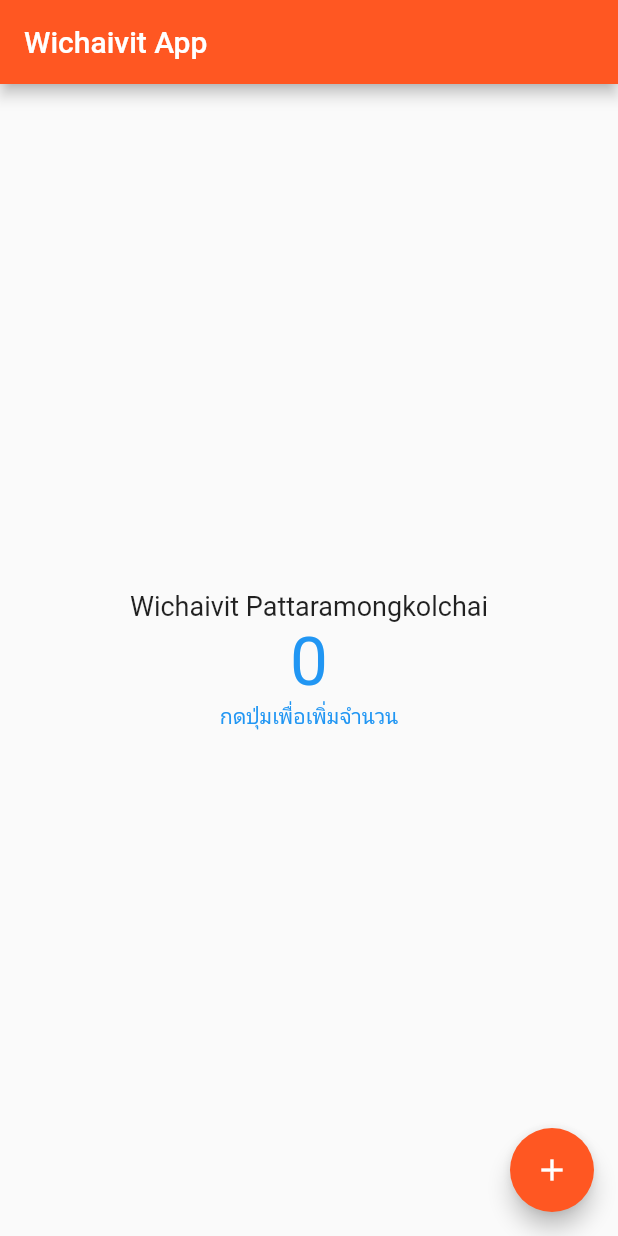
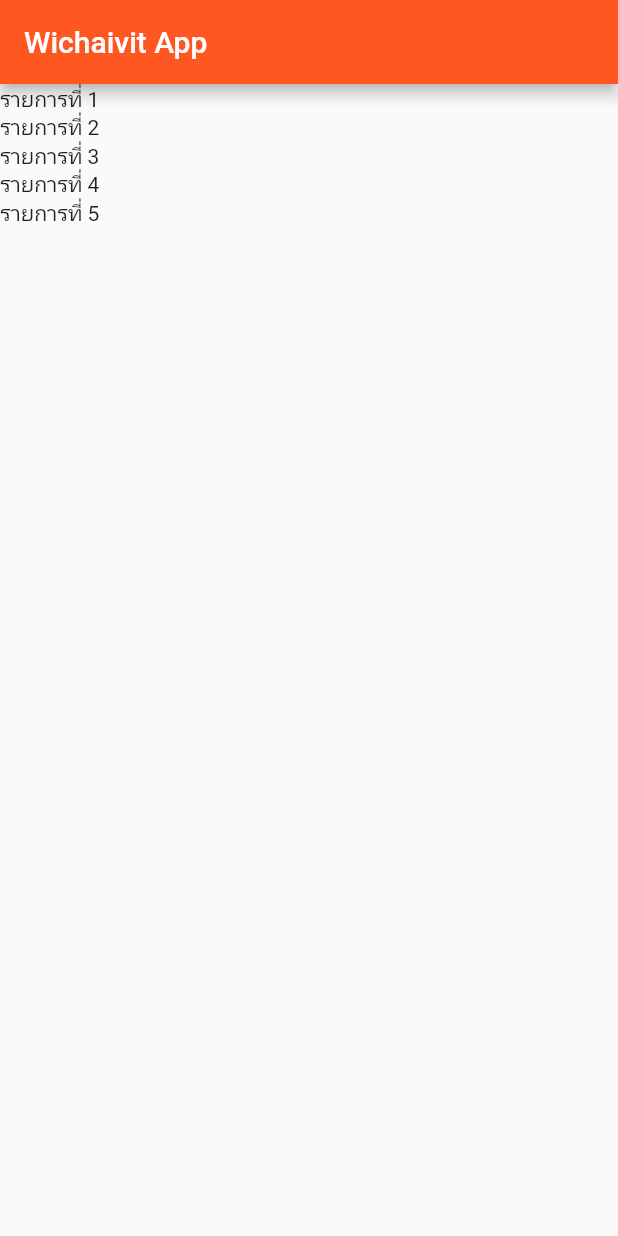
Before and after one commit to dail555/flutter_demo, a Flutter app: the screen it shows after launch, on a phone screen of 412 x 824 dp. Run offline on Flutter 3.47's test engine with Material 2 defaults, Android fonts, the phone set to English and light mode, and no system bars.

```diff
--- a/lib/main.dart
+++ b/lib/main.dart
@@ -32,32 +32,18 @@ class _MyHomePageState extends State<MyHomePage> {
         title: Text("Wichaivit App"),
       ),
       body: Center(
-        child: Column(
-          mainAxisAlignment: MainAxisAlignment.center,
-          children: [
-            Text(
-              "Wichaivit Pattaramongkolchai",
-              style: TextStyle(fontSize: 18),
-            ),
-            Text(
-              number.toString(),
-              style: TextStyle(fontSize: 45, color: Colors.blue),
-            ),
-            Text(
-              "กดปุ่มเพื่อเพิ่มจำนวน",
-              style: TextStyle(fontSize: 14, color: Colors.blue),
-            ),
-          ],
+        child: ListView(
+          children: getData(5),
         ),
-      ),
-      floatingActionButton: FloatingActionButton(
-        onPressed: () {
-          setState(() {
-            number++;
-          });
-        },
-        child: Icon(Icons.add),
       ),
     );
   }
+
+  List<Widget> getData(int count) {
+    List<Widget> data = [];
+    for (var i = 0; i < count; i++) {
+      data.add(Text("รายการที่ ${i + 1}"));
+    }
+    return data;
+  }
 }
```
